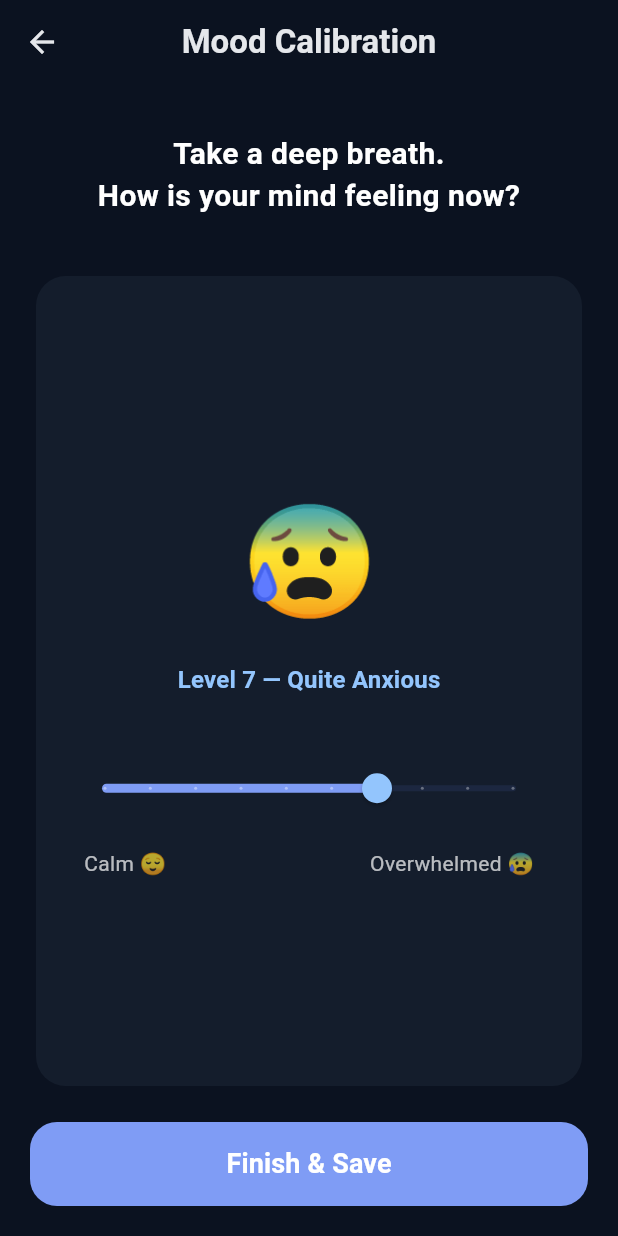
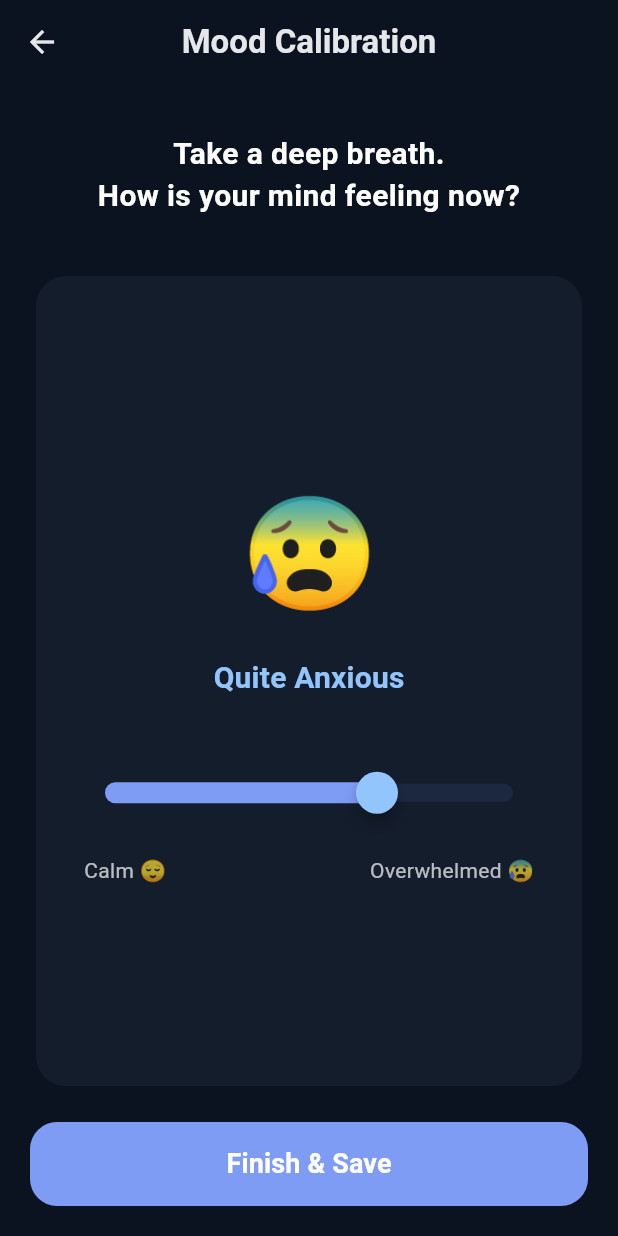
Before and after one commit to pandilo33/resync, a Flutter app: the MoodCalibrationScreen screen opened directly, on a phone screen of 412 x 824 dp. Run offline on Flutter 3.47's test engine with Material 3 defaults, Android fonts, the light colour scheme and no system bars.

Commit message:
Refactor Mood Calibration: remove level text and implement smooth custom pill slider

```diff
--- a/lib/src/screens/mood_calibration_screen.dart
+++ b/lib/src/screens/mood_calibration_screen.dart
@@ -74,20 +74,31 @@ class _MoodCalibrationScreenState extends State<MoodCalibrationScreen> {
                       ),
                       const SizedBox(height: 16),
                       Text(
-                        'Level ${_sliderValue.round()} — ${_getTextForValue(_sliderValue.round())}',
+                        _getTextForValue(_sliderValue.round()),
                         style: Theme.of(context).textTheme.titleMedium?.copyWith(
                               color: AppTheme.accentSoft,
                               fontWeight: FontWeight.w600,
+                              fontSize: 20,
                             ),
                       ),
                       const SizedBox(height: 36),
-                      Slider(
-                        value: _sliderValue,
-                        min: 1,
-                        max: 10,
-                        divisions: 9,
-                        label: _sliderValue.round().toString(),
-                        onChanged: (value) => setState(() => _sliderValue = value),
+                      SliderTheme(
+                        data: SliderTheme.of(context).copyWith(
+                          trackHeight: 12,
+                          trackShape: const RoundedRectSliderTrackShape(),
+                          thumbShape: const RoundSliderThumbShape(
+                            enabledThumbRadius: 14,
+                            elevation: 4,
+                          ),
+                          overlayShape: const RoundSliderOverlayShape(overlayRadius: 26),
+                          showValueIndicator: ShowValueIndicator.never,
+                        ),
+                        child: Slider(
+                          value: _sliderValue,
+                          min: 1,
+                          max: 10,
+                          onChanged: (value) => setState(() => _sliderValue = value),
+                        ),
                       ),
                       const SizedBox(height: 16),
                       const Padding(
```
